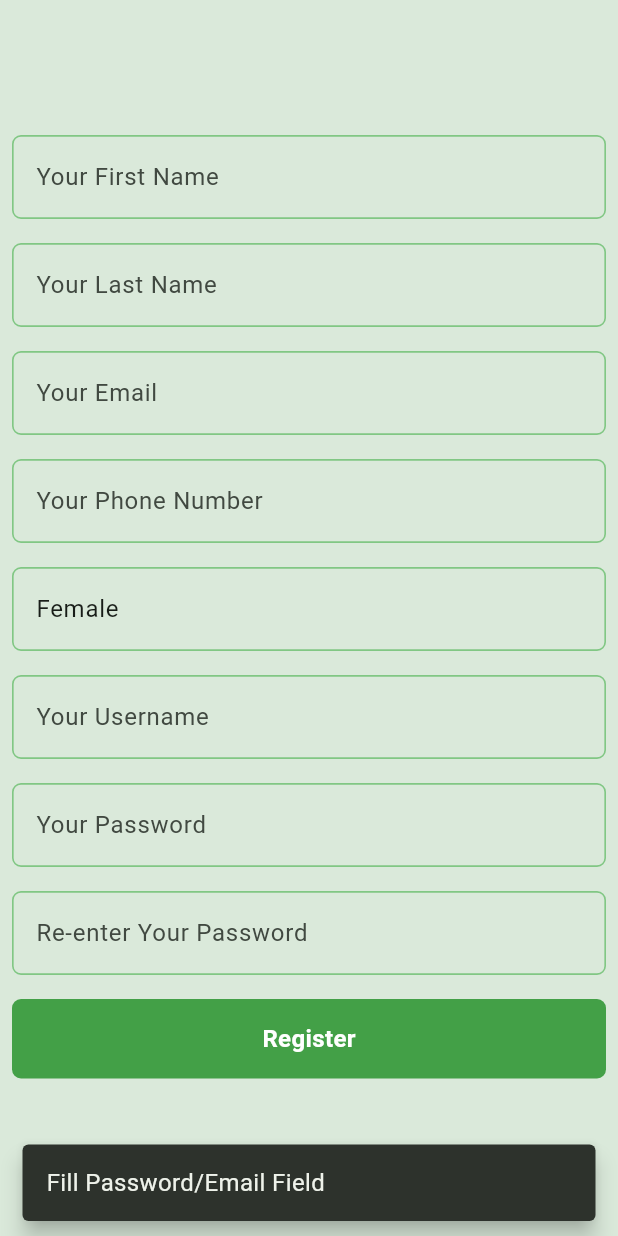
After one commit to DoniaMetwalli/Hospital-System, a Flutter app: the AddDoctor screen opened directly, after a tap on "Register", on a phone screen of 412 x 824 dp. The commit adds this screen. Run offline on Flutter 3.47's test engine with Material 2 defaults, Android fonts, the phone set to English and light mode, and no system bars; our stand-ins replace dio, hive, hive_flutter; accounts and stored records are empty.

Commit message:
hospital can add doctor and machine ψ(｀∇´)ψ

```diff
--- /dev/null
+++ b/Frontend/lib/pages/add_doctor.dart
@@ -0,0 +1,139 @@
+import 'package:flutter/material.dart';
+import 'package:hemodialysis_csci305/backend/api_connection.dart';
+import 'package:hive_flutter/hive_flutter.dart';
+import '../components/login/button.dart';
+import '../../components/login/text_field.dart';
+import '../components/shared_components.dart';
+
+class AddDoctor extends StatefulWidget {
+  const AddDoctor({super.key});
+
+  @override
+  State<AddDoctor> createState() => _AddDoctorState();
+}
+
+class _AddDoctorState extends State<AddDoctor> {
+  final firstName = TextEditingController();
+  final lastName = TextEditingController();
+  final email = TextEditingController();
+  final phoneNumber = TextEditingController();
+  final username = TextEditingController();
+  final password = TextEditingController();
+  final passwordConfirmation = TextEditingController();
+  final gender = TextEditingController();
+  final box = Hive.box("user");
+
+  @override
+  Widget build(BuildContext context) {
+    return SafeArea(
+      child: Scaffold(
+        resizeToAvoidBottomInset: false,
+        body: Center(
+          child: SingleChildScrollView(
+            child: Column(
+              mainAxisAlignment: MainAxisAlignment.center,
+              children: [
+                loginTextField(
+                  hintText: "Your First Name",
+                  obscureText: false,
+                  controller: firstName,
+                  keyboardType: TextInputType.name,
+                ),
+                loginTextField(
+                  hintText: "Your Last Name",
+                  obscureText: false,
+                  controller: lastName,
+                  keyboardType: TextInputType.name,
+                ),
+                loginTextField(
+                  hintText: "Your Email",
+                  obscureText: false,
+                  controller: email,
+                  keyboardType: TextInputType.emailAddress,
+                ),
+                loginTextField(
+                    hintText: "Your Phone Number",
+                    obscureText: false,
+                    controller: phoneNumber,
+                    keyboardType: TextInputType.phone),
+                genderField(
+                    controller: gender,
+                    hintText: "Your Gender",
+                    obscureText: false,
+                    context: context),
+                loginTextField(
+                  hintText: "Your Username",
+                  obscureText: false,
+                  controller: username,
+                  keyboardType: TextInputType.name,
+                ),
+                loginTextField(
+                  hintText: "Your Password",
+                  obscureText: true,
+                  controller: password,
+                  keyboardType: TextInputType.name,
+                ),
+                loginTextField(
+                  hintText: "Re-enter Your Password",
+                  obscureText: true,
+                  controller: passwordConfirmation,
+                  keyboardType: TextInputType.name,
+                ),
+                Row(
+                  children: [
+                    Flexible(
+                      child: customButton(
+                        text: "Register",
+                        color: Colors.green[600],
+                        pressFunction: () async {
+                          if (password.text.isNotEmpty &&
+                              email.text.isNotEmpty &&
+                              firstName.text.isNotEmpty &&
+                              lastName.text.isNotEmpty &&
+                              phoneNumber.text.isNotEmpty &&
+                              username.text.isNotEmpty &&
+                              password.text.isNotEmpty &&
+                              passwordConfirmation.text.isNotEmpty) {
+                            if (password.text == passwordConfirmation.text) {
+                              loadingIndecatorContext(context);
+                              final result = await addDoctor(
+                                firstName: firstName.text,
+                                hospitalId: box.get("userId"),
+                                email: email.text,
+                                lastName: lastName.text,
+                                phoneNumber: phoneNumber.text,
+                                username: username.text,
+                                password: password.text,
+                                gender: gender.text[0].toLowerCase(),
+                              );
+
+                              if (result[0] == 200) {
+                                Navigator.of(context).pop();
+                                Navigator.of(context).pop();
+                                snackBar("Done :)", context);
+                              } else {
+                                Navigator.of(context).pop();
+                                snackBar(
+                                    "Try again, Error ${result[0]}", context);
+                              }
+                            } else {
+                              snackBar(
+                                  "Password and Password Confirmation are not the same",
+                                  context);
+                            }
+                          } else {
+                            snackBar("Fill Password/Email Field", context);
+                          }
+                        },
+                      ),
+                    ),
+                  ],
+                )
+              ],
+            ),
+          ),
+        ),
+      ),
+    );
+  }
+}
```
Also changed, not shown: Frontend/lib/backend/api_connection.dart (+33 -1 lines), Frontend/lib/backend/test.dart (deleted, +0 -22 lines), Frontend/lib/pages/add_dialysis.dart (added, +98 -0 lines), Frontend/lib/pages/settings_page.dart (+29 -0 lines), 2 other files.
